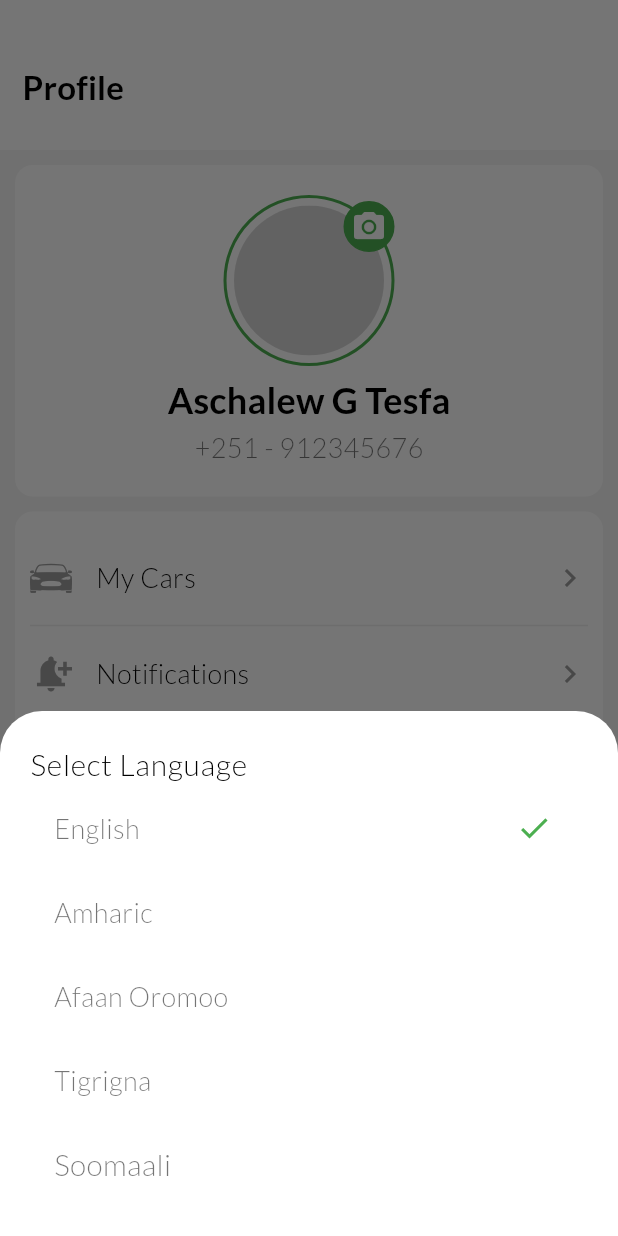
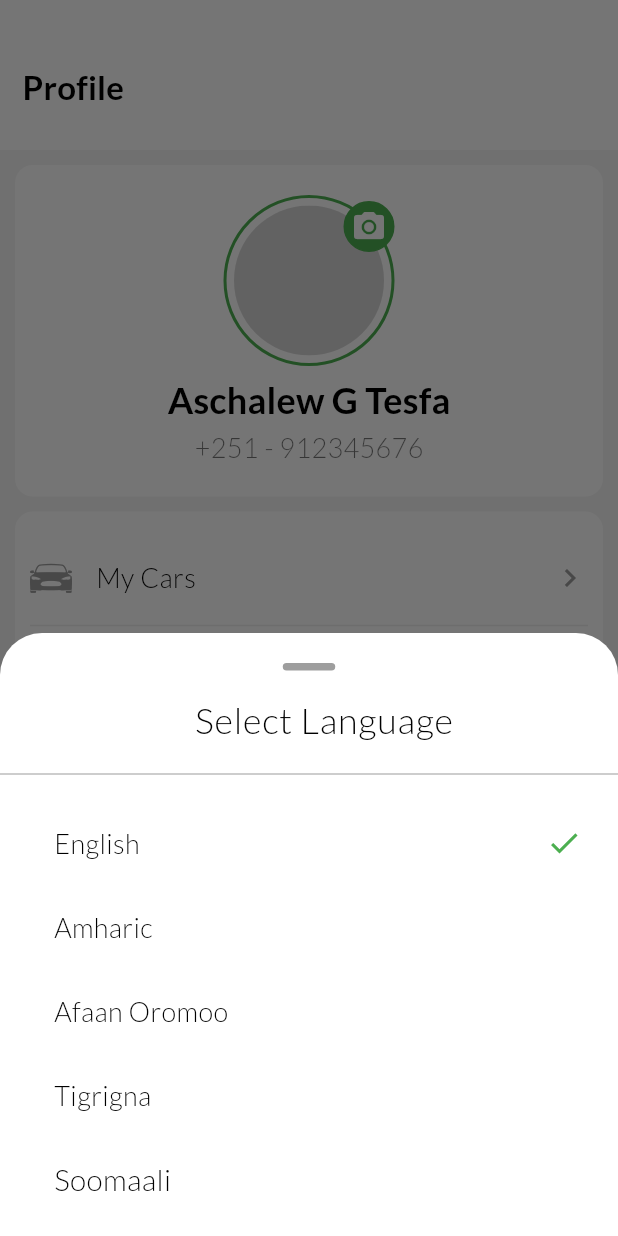
Before and after one commit to Edil-Ayehu/nedaj, a Flutter app: the ProfileScreen screen opened directly, after a tap on "Language", on a phone screen of 412 x 824 dp. Run offline on Flutter 3.47's test engine with Material 3 defaults, Android fonts, the phone set to English and light mode, and no system bars; drawn by our look-alikes of fancy_shimmer_image; our stand-ins replace gap, get, hive, hive_flutter, image_picker, lottie and 2 more; missing offline and left inert: qr_code_scanner; accounts and stored records are empty; network calls fail.

Commit message:
custom bottom sheet created, custom keyboard clear button problem solved, success message font size reduced in main services screen

```diff
--- a/lib/export.dart
+++ b/lib/export.dart
@@ -48,3 +48,4 @@ export 'package:nedaj/screens/otp_screen.dart';
 export 'package:nedaj/screens/tips_screen.dart';
 export 'package:nedaj/screens/transaction_details_screen.dart';
 export 'package:nedaj/widgets/custom_app._bar.dart';
+export 'package:nedaj/widgets/custom_bottom_sheet.dart';
--- a/lib/screens/profile_screen.dart
+++ b/lib/screens/profile_screen.dart
@@ -190,20 +190,52 @@ class _ProfileScreenState extends State<ProfileScreen> {
       context: context,
       builder: (context) {
         return Obx(() {
-          return Container(
-            padding: EdgeInsets.all(20),
+          return SizedBox(
+            width: double.infinity,
             child: Column(
               mainAxisSize: MainAxisSize.min,
               crossAxisAlignment: CrossAxisAlignment.start,
               children: [
-                Text('select_language'.tr,
+                Row(
+                  mainAxisAlignment: MainAxisAlignment.center,
+                  children: [
+                    Container(
+                      height: 5,
+                      width: 35,
+                      margin: EdgeInsets.only(top: 20, bottom: 15),
+                      decoration: BoxDecoration(
+                        color: Colors.grey,
+                        borderRadius: BorderRadius.circular(30),
+                      ),
+                    ),
+                  ],
+                ),
+                Row(
+                  mainAxisAlignment: MainAxisAlignment.center,
+                  children: [
+                    Padding(
+                      padding: const EdgeInsets.only(left: 20.0),
+                      child: Text('select_language'.tr,
                           textScaler: TextScaler.linear(1),
-                    style: Theme.of(context).textTheme.bodyLarge),
-                ListTile(
+                          style:
+                              Theme.of(context).textTheme.bodyLarge!.copyWith(
+                                    fontSize: 24,
+                                  ),),
+                    ),
+                  ],
+                ),
+                Gap(10),
+                Divider(
+                  color: Colors.grey.shade400,
+                ),
+                Gap(10),
+                Padding(
+                  padding: const EdgeInsets.only(left: 20.0),
+                  child: ListTile(
                     title: Text(
                       'English',
                       style: Theme.of(context).textTheme.bodyMedium!.copyWith(
-                          color: Colors.black54,
+                            color: Colors.black,
                           ),
                       textScaler: TextScaler.linear(1),
                     ),
@@ -215,11 +247,14 @@ class _ProfileScreenState extends State<ProfileScreen> {
                       Navigator.pop(context);
                     },
                   ),
-                ListTile(
+                ),
+                Padding(
+                  padding: const EdgeInsets.only(left: 20.0),
+                  child: ListTile(
                     title: Text(
                       'Amharic',
                       style: Theme.of(context).textTheme.bodyMedium!.copyWith(
-                          color: Colors.black54,
+                            color: Colors.black,
                           ),
                       textScaler: TextScaler.linear(1),
                     ),
@@ -231,11 +266,14 @@ class _ProfileScreenState extends State<ProfileScreen> {
                       Navigator.pop(context);
                     },
                   ),
-                ListTile(
+                ),
+                Padding(
+                  padding: const EdgeInsets.only(left: 20.0),
+                  child: ListTile(
                     title: Text(
                       'Afaan Oromoo',
                       style: Theme.of(context).textTheme.bodyMedium!.copyWith(
-                          color: Colors.black54,
+                            color: Colors.black,
                           ),
                       textScaler: TextScaler.linear(1),
                     ),
@@ -247,11 +285,14 @@ class _ProfileScreenState extends State<ProfileScreen> {
                       Navigator.pop(context);
                     },
                   ),
-                ListTile(
+                ),
+                Padding(
+                  padding: const EdgeInsets.only(left: 20.0),
+                  child: ListTile(
                     title: Text(
                       'Tigrigna',
                       style: Theme.of(context).textTheme.bodyMedium!.copyWith(
-                          color: Colors.black54,
+                            color: Colors.black,
                           ),
                       textScaler: TextScaler.linear(1),
                     ),
@@ -263,11 +304,14 @@ class _ProfileScreenState extends State<ProfileScreen> {
                       Navigator.pop(context);
                     },
                   ),
-                ListTile(
+                ),
+                Padding(
+                  padding: const EdgeInsets.only(left: 20.0),
+                  child: ListTile(
                     title: Text(
                       'Soomaali',
                       style: Theme.of(context).textTheme.bodyMedium!.copyWith(
-                          color: Colors.black54,
+                            color: Colors.black,
                           ),
                       textScaler: TextScaler.linear(1.1),
                     ),
@@ -279,6 +323,8 @@ class _ProfileScreenState extends State<ProfileScreen> {
                       Navigator.pop(context);
                     },
                   ),
+                ),
+                Gap(10),
               ],
             ),
           );
```
Also changed, not shown: lib/main services/direct pay/direct_pay_page.dart (+16 -4 lines), lib/main services/pay by qr/screens/pay_by_qr_generate_page.dart (+14 -3 lines), lib/main services/pay by qr/screens/pay_by_qr_scan_page.dart (+14 -3 lines), lib/main services/stand by/screens/stand_by_code_page.dart (+14 -3 lines), lib/widgets/custom_bottom_sheet.dart (added, +60 -0 lines), lib/widgets/custom_keyboard_with_button.dart (+5 -2 lines). Lines whose indentation alone changed are shown as unchanged.
